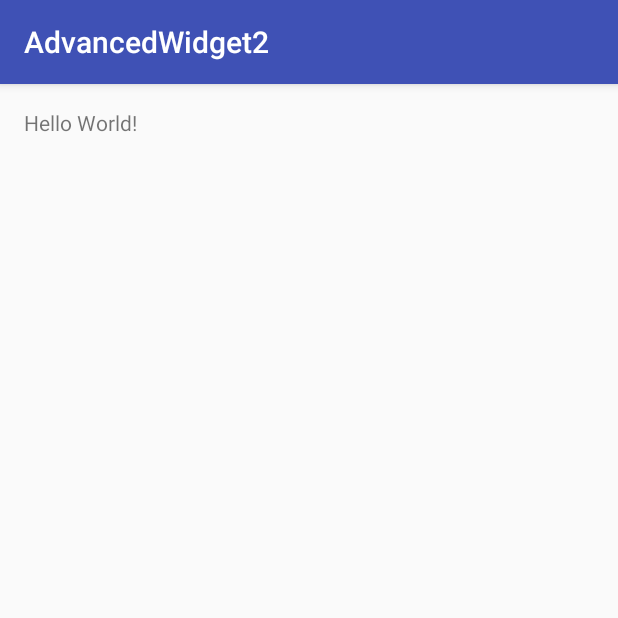
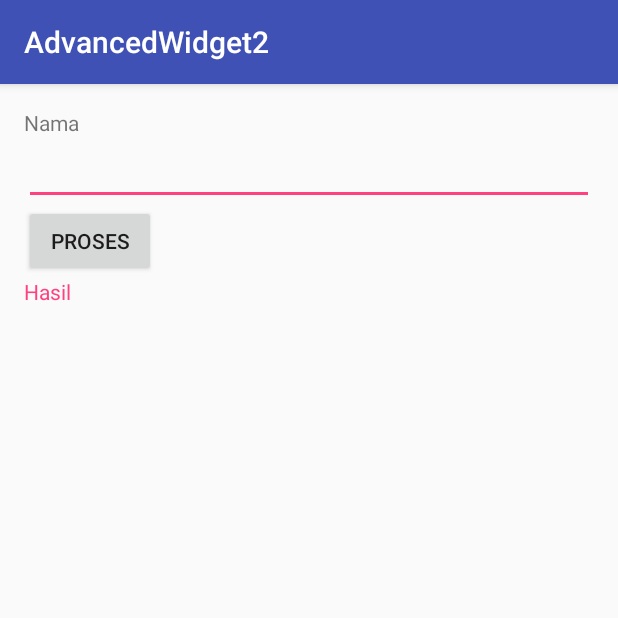
Before and after one commit to adelianova/AdvancedWidget2, an Android app: the screen it shows after launch (MainActivity), on a phone screen of 412 x 824 dp, the top half of it. Run offline under Robolectric (Android 15) with nearby library versions, the phone set to English and light mode, and no system bars; our stand-ins replace ButterKnife.

```diff
--- a/app/build.gradle
+++ b/app/build.gradle
@@ -1,4 +1,5 @@
 apply plugin: 'com.android.application'
+apply plugin: 'android-apt'
 
 android {
     compileSdkVersion 23
@@ -23,4 +24,6 @@ dependencies {
     compile fileTree(dir: 'libs', include: ['*.jar'])
     testCompile 'junit:junit:4.12'
     compile 'com.android.support:appcompat-v7:23.3.0'
+    compile 'com.jakewharton:butterknife:8.1.0'
+    apt 'com.jakewharton:butterknife-compiler:8.1.0'
 }
--- a/app/src/main/java/id/sch/smktelkom_mlg/learn/advancedwidget2/MainActivity.java
+++ b/app/src/main/java/id/sch/smktelkom_mlg/learn/advancedwidget2/MainActivity.java
@@ -2,12 +2,34 @@ package id.sch.smktelkom_mlg.learn.advancedwidget2;
 
 import android.os.Bundle;
 import android.support.v7.app.AppCompatActivity;
+import android.widget.EditText;
+import android.widget.TextView;
+
+import butterknife.BindColor;
+import butterknife.BindView;
+import butterknife.ButterKnife;
+import butterknife.OnClick;
 
 public class MainActivity extends AppCompatActivity {
+    @BindView(R.id.editTextNama)
+    EditText etNama;
+    @BindView(R.id.textViewHasil)
+    TextView tvHasil;
+    @BindColor(R.color.colorAccent)
+    int colorAccent;
 
     @Override
     protected void onCreate(Bundle savedInstanceState) {
         super.onCreate(savedInstanceState);
         setContentView(R.layout.activity_main);
+
+        ButterKnife.bind(this);
+
+        tvHasil.setTextColor(colorAccent);
+    }
+
+    @OnClick(R.id.buttonProses)
+    public void doProses() {
+        tvHasil.setText("Nama Anda : " + etNama.getText());
     }
 }
--- a/app/src/main/res/layout/activity_main.xml
+++ b/app/src/main/res/layout/activity_main.xml
@@ -4,14 +4,31 @@
     android:layout_width="match_parent"
     android:layout_height="match_parent"
     android:orientation="vertical"
-    android:paddingBottom="@dimen/activity_vertical_margin"
-    android:paddingLeft="@dimen/activity_horizontal_margin"
-    android:paddingRight="@dimen/activity_horizontal_margin"
-    android:paddingTop="@dimen/activity_vertical_margin"
+    android:paddingBottom="16dp"
+    android:paddingLeft="16dp"
+    android:paddingRight="16dp"
+    android:paddingTop="16dp"
     tools:context="id.sch.smktelkom_mlg.learn.advancedwidget2.MainActivity">
 
     <TextView
         android:layout_width="wrap_content"
         android:layout_height="wrap_content"
-        android:text="Hello World!" />
+        android:text="Nama" />
+
+    <EditText
+        android:id="@+id/editTextNama"
+        android:layout_width="match_parent"
+        android:layout_height="wrap_content" />
+
+    <Button
+        android:id="@+id/buttonProses"
+        android:layout_width="wrap_content"
+        android:layout_height="wrap_content"
+        android:text="Proses" />
+
+    <TextView
+        android:id="@+id/textViewHasil"
+        android:layout_width="wrap_content"
+        android:layout_height="wrap_content"
+        android:text="Hasil" />
 </LinearLayout>
--- a/build.gradle
+++ b/build.gradle
@@ -6,6 +6,7 @@ buildscript {
     }
     dependencies {
         classpath 'com.android.tools.build:gradle:2.1.2'
+        classpath 'com.neenbedankt.gradle.plugins:android-apt:1.8'
 
         // NOTE: Do not place your application dependencies here; they belong
         // in the individual module build.gradle files
```
